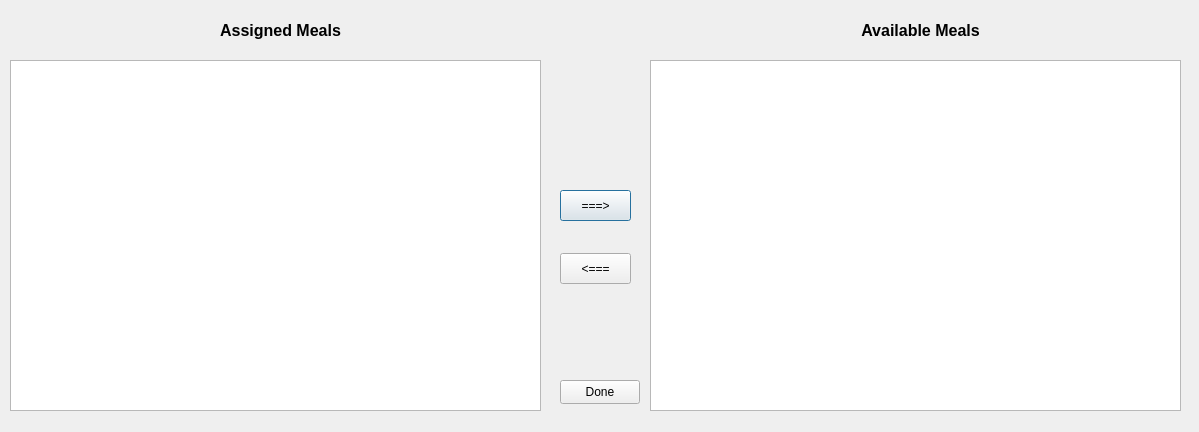
First picture: the form in qtfolder/MealPlanner/edittag_assignedmeals.ui, repository NoorA0/MealPlanner, before the edit.
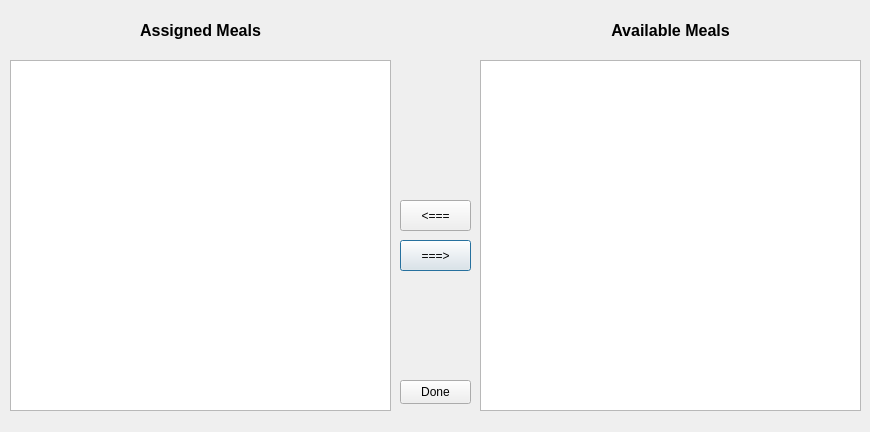
Second picture: the form after the edit.

What changed in the file:
```diff
--- a/qtfolder/MealPlanner/edittag_assignedmeals.ui
+++ b/qtfolder/MealPlanner/edittag_assignedmeals.ui
@@ -6,7 +6,7 @@
    <rect>
     <x>0</x>
     <y>0</y>
-    <width>1199</width>
+    <width>870</width>
     <height>432</height>
    </rect>
   </property>
@@ -18,7 +18,7 @@
     <rect>
      <x>10</x>
      <y>60</y>
-     <width>531</width>
+     <width>381</width>
      <height>351</height>
     </rect>
    </property>
@@ -35,8 +35,8 @@
   <widget class="QPushButton" name="pushButton_unassignMeal">
    <property name="geometry">
     <rect>
-     <x>560</x>
-     <y>190</y>
+     <x>400</x>
+     <y>240</y>
      <width>71</width>
      <height>31</height>
     </rect>
@@ -48,9 +48,9 @@
   <widget class="QPushButton" name="pushButton">
    <property name="geometry">
     <rect>
-     <x>560</x>
+     <x>400</x>
      <y>380</y>
-     <width>80</width>
+     <width>71</width>
      <height>24</height>
     </rect>
    </property>
@@ -61,7 +61,7 @@
   <widget class="QLabel" name="label_unassignedMealsTitle">
    <property name="geometry">
     <rect>
-     <x>850</x>
+     <x>600</x>
      <y>20</y>
      <width>141</width>
      <height>21</height>
@@ -74,7 +74,7 @@
   <widget class="QLabel" name="label_assignedMealsTitle">
    <property name="geometry">
     <rect>
-     <x>210</x>
+     <x>130</x>
      <y>20</y>
      <width>141</width>
      <height>21</height>
@@ -87,9 +87,9 @@
   <widget class="QListWidget" name="listWidget_unassignedMeals">
    <property name="geometry">
     <rect>
-     <x>650</x>
+     <x>480</x>
      <y>60</y>
-     <width>531</width>
+     <width>381</width>
      <height>351</height>
     </rect>
    </property>
@@ -106,8 +106,8 @@
   <widget class="QPushButton" name="pushButton_assignMeal">
    <property name="geometry">
     <rect>
-     <x>560</x>
-     <y>253</y>
+     <x>400</x>
+     <y>200</y>
      <width>71</width>
      <height>31</height>
     </rect>
```
